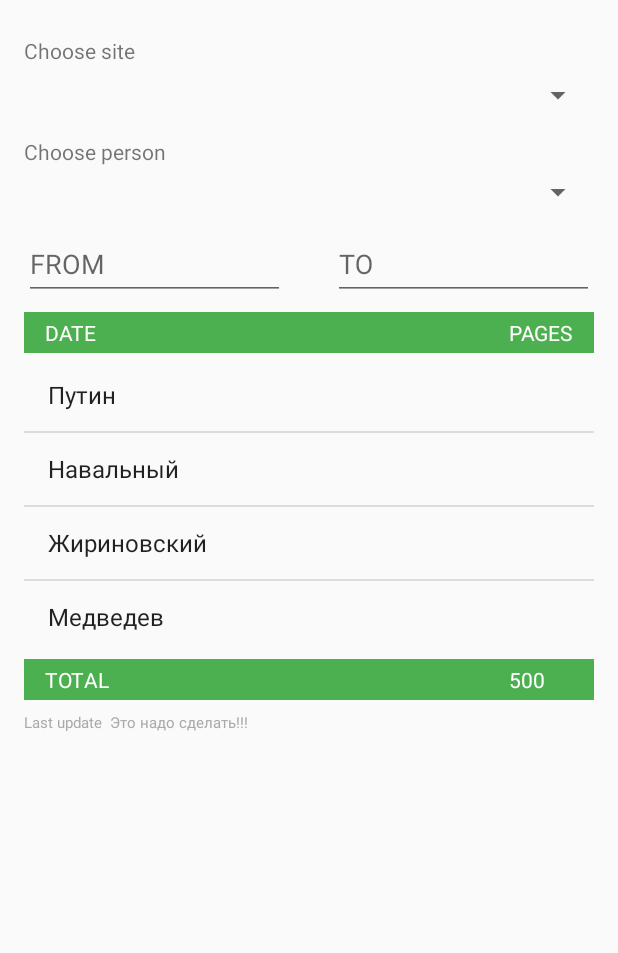
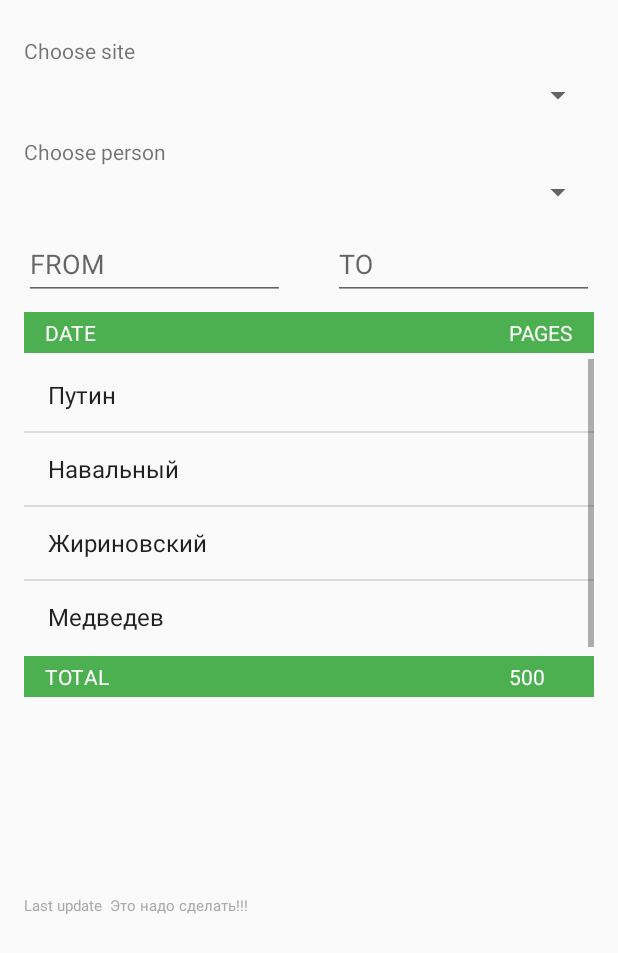
Before and after one commit to ValeriMikhailov/GB-internship, an Android app: the fragment DailyFragment shown on its own in the app's theme, on a phone screen of 412 x 824 dp. Shown: the top 953 px of the screen. Run offline under Robolectric (Android 15) with nearby library versions, the light colour scheme and no system bars; libraries missing offline, so code that uses them is left out: com.jaredrummler.materialspinner; plain views replace MaterialSpinner; 9 statements that could not run were skipped.

Commit message:
правки в UI (вкладка Daily)

```diff
--- a/StatisticsApp/app/build.gradle
+++ b/StatisticsApp/app/build.gradle
@@ -2,10 +2,10 @@ apply plugin: 'com.android.application'
 
 android {
     compileSdkVersion 25
-    buildToolsVersion "25.0.1"
+    buildToolsVersion "25.0.2"
     defaultConfig {
         applicationId "ru.geekbrains_internship.statisticsapp"
-        minSdkVersion 24
+        minSdkVersion 22
         targetSdkVersion 25
         versionCode 1
         versionName "1.0"
--- a/StatisticsApp/app/src/main/java/ru/geekbrains_internship/statisticsapp/Daily/DailyFragment.java
+++ b/StatisticsApp/app/src/main/java/ru/geekbrains_internship/statisticsapp/Daily/DailyFragment.java
@@ -8,6 +8,7 @@ import android.support.v4.app.Fragment;
 import android.view.LayoutInflater;
 import android.view.View;
 import android.view.ViewGroup;
+import android.view.WindowManager;
 import android.view.inputmethod.InputMethodManager;
 import android.widget.ArrayAdapter;
 import android.widget.DatePicker;
@@ -38,12 +39,15 @@ public class DailyFragment extends Fragment implements View.OnFocusChangeListene
     @Override
     public void onCreate(Bundle savedInstanceState) {
         super.onCreate(savedInstanceState);
+
     }
 
     @Override
     public View onCreateView(LayoutInflater inflater, ViewGroup container, Bundle savedInstanceState) {
 
         View view = inflater.inflate(R.layout.fragment_daily, container, false);
+
+        getActivity().getWindow().setSoftInputMode(WindowManager.LayoutParams.SOFT_INPUT_STATE_ALWAYS_HIDDEN);
 
         //спиннер выбора сайта
         MaterialSpinner spinnerSite = (MaterialSpinner) view.findViewById(R.id.spinnerSiteDailyFragment);
@@ -66,9 +70,10 @@ public class DailyFragment extends Fragment implements View.OnFocusChangeListene
         });
 
         //EditText для ввода дат
+
         from = (EditText) view.findViewById(R.id.from);
+        from.setOnFocusChangeListener(this);
         to = (EditText) view.findViewById(R.id.to);
-        from.setOnFocusChangeListener(this);
         to.setOnFocusChangeListener(this);
 
         ListView listView = (ListView) view.findViewById(R.id.listViewDailyFragment);
@@ -88,11 +93,7 @@ public class DailyFragment extends Fragment implements View.OnFocusChangeListene
             }
         });
 
-        View viewFocus = getActivity().getCurrentFocus();
-        if (viewFocus != null) {
-            InputMethodManager imm = (InputMethodManager) getActivity().getSystemService(Context.INPUT_METHOD_SERVICE);
-            imm.hideSoftInputFromWindow(getActivity().getCurrentFocus().getWindowToken(), 0);
-        }
+        getActivity().getWindow().setSoftInputMode(WindowManager.LayoutParams.SOFT_INPUT_STATE_HIDDEN);
 
         return view;
     }
@@ -103,6 +104,8 @@ public class DailyFragment extends Fragment implements View.OnFocusChangeListene
     public void onFocusChange(View view, boolean hasFocus) {
         initDateDialog(view);
         if (hasFocus) {
+            ((InputMethodManager) getActivity().getSystemService(Context.INPUT_METHOD_SERVICE))
+                    .hideSoftInputFromWindow(view.getWindowToken(), 0);
             chooseDate.show();
         }
 
@@ -133,4 +136,6 @@ public class DailyFragment extends Fragment implements View.OnFocusChangeListene
         //ограничение. нельзя выбрать дату больше текущей
         chooseDate.getDatePicker().setMaxDate(calendar.getTimeInMillis());
     }
+
+
 }
--- a/StatisticsApp/app/src/main/java/ru/geekbrains_internship/statisticsapp/MainActivity.java
+++ b/StatisticsApp/app/src/main/java/ru/geekbrains_internship/statisticsapp/MainActivity.java
@@ -8,6 +8,7 @@ import android.support.v4.view.ViewPager;
 import android.support.v7.app.AppCompatActivity;
 import android.os.Bundle;
 import android.support.v7.widget.Toolbar;
+import android.view.WindowManager;
 
 import java.util.ArrayList;
 import java.util.List;
--- a/StatisticsApp/app/src/main/res/layout/fragment_daily.xml
+++ b/StatisticsApp/app/src/main/res/layout/fragment_daily.xml
@@ -2,20 +2,28 @@
 <ScrollView xmlns:android="http://schemas.android.com/apk/res/android"
     xmlns:app="http://schemas.android.com/apk/res-auto"
     xmlns:tools="http://schemas.android.com/tools"
+    android:id="@+id/scrollView"
     android:layout_width="match_parent"
     android:layout_height="match_parent"
-    android:fillViewport="true">
+    android:animateLayoutChanges="true"
+    android:fadeScrollbars="false"
+    android:fillViewport="true"
+    android:isScrollContainer="true"
+    android:scrollbarAlwaysDrawVerticalTrack="true"
+    android:scrollbars="vertical"
+    app:layout_scrollFlags="scroll">
 
     <android.support.constraint.ConstraintLayout
         android:id="@+id/daily_fragment_layout"
         android:layout_width="match_parent"
-        android:layout_height="match_parent"
+        android:layout_height="wrap_content"
         android:background="@color/backgroundActivityColor"
+        android:focusableInTouchMode="true"
         android:orientation="vertical"
+        android:visibility="visible"
+        android:windowSoftInputMode="stateAlwaysHidden"
         tools:layout_editor_absoluteX="0dp"
-        tools:layout_editor_absoluteY="25dp"
-        android:focusableInTouchMode="true"
-        android:windowSoftInputMode="stateAlwaysHidden">
+        tools:layout_editor_absoluteY="25dp">
 
         <TextView
             android:id="@+id/textView2"
@@ -47,6 +55,7 @@
             android:id="@+id/input_from"
             android:layout_width="0dp"
             android:layout_height="wrap_content"
+            android:layout_marginEnd="16dp"
             android:layout_marginLeft="16dp"
             android:layout_marginRight="16dp"
             android:layout_marginStart="16dp"
@@ -78,6 +87,7 @@
             android:layout_marginEnd="16dp"
             android:layout_marginLeft="16dp"
             android:layout_marginRight="16dp"
+            android:layout_marginStart="16dp"
             android:layout_marginTop="4dp"
             android:orientation="horizontal"
             android:visibility="visible"
@@ -127,7 +137,7 @@
         <ListView
             android:id="@+id/listViewDailyFragment"
             android:layout_width="0dp"
-            android:layout_height="wrap_content"
+            android:layout_height="194dp"
             android:layout_marginEnd="16dp"
             android:layout_marginLeft="16dp"
             android:layout_marginRight="16dp"
@@ -152,7 +162,9 @@
             android:textSize="10sp"
             android:visibility="visible"
             app:layout_constraintLeft_toLeftOf="parent"
-            app:layout_constraintTop_toBottomOf="@+id/textViewTotal" />
+            app:layout_constraintTop_toBottomOf="@+id/textViewTotal"
+            app:layout_constraintBottom_toBottomOf="parent"
+            android:layout_marginBottom="90dp" />
 
         <TextView
             android:id="@+id/textViewDate"
@@ -220,7 +232,10 @@
             android:layout_width="wrap_content"
             android:layout_height="wrap_content"
             android:orientation="vertical"
-            app:layout_constraintGuide_percent="0.5" />
+            app:layout_constraintGuide_percent="0.5"
+            tools:layout_editor_absoluteX="160dp"
+            tools:layout_editor_absoluteY="25dp" />
 
     </android.support.constraint.ConstraintLayout>
+
 </ScrollView>
```
Also changed, not shown: StatisticsApp/app/src/main/res/layout/listview_item_global.xml (added, +27 -0 lines).
